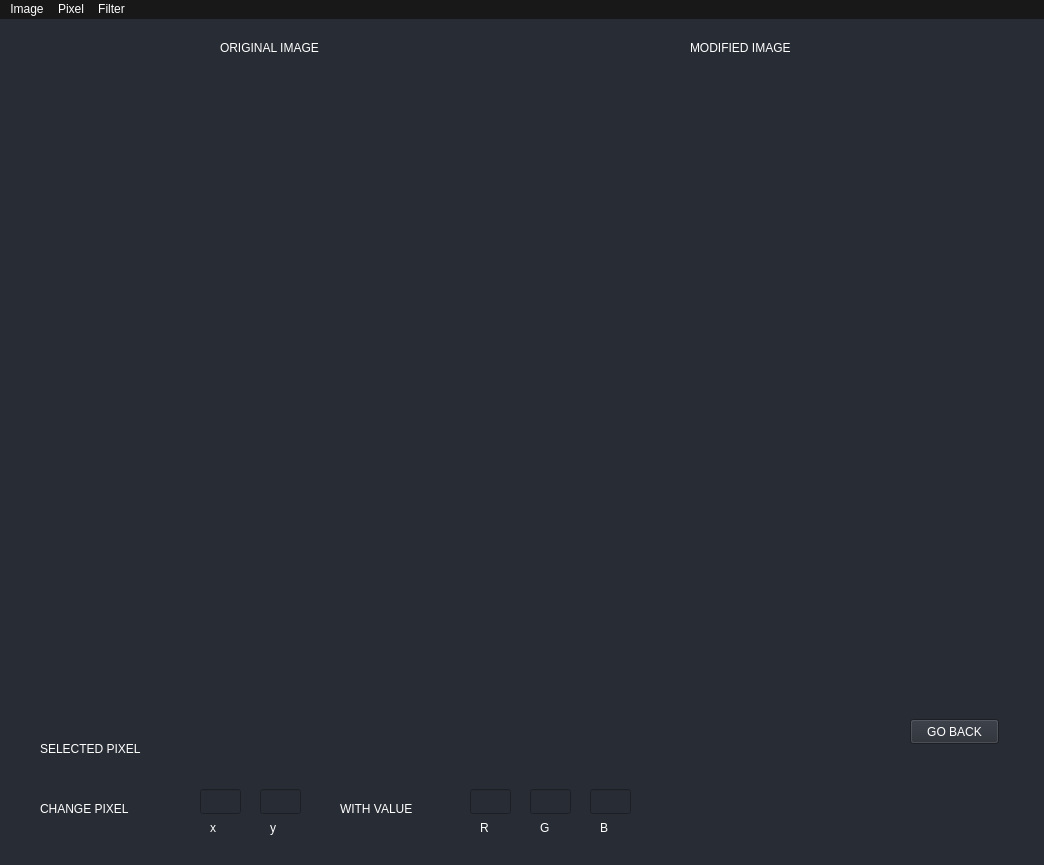
Above: TP0/GUI/gui2.ui from MatiMonaco/ATI_TPS before the change. Below: the same form after it.
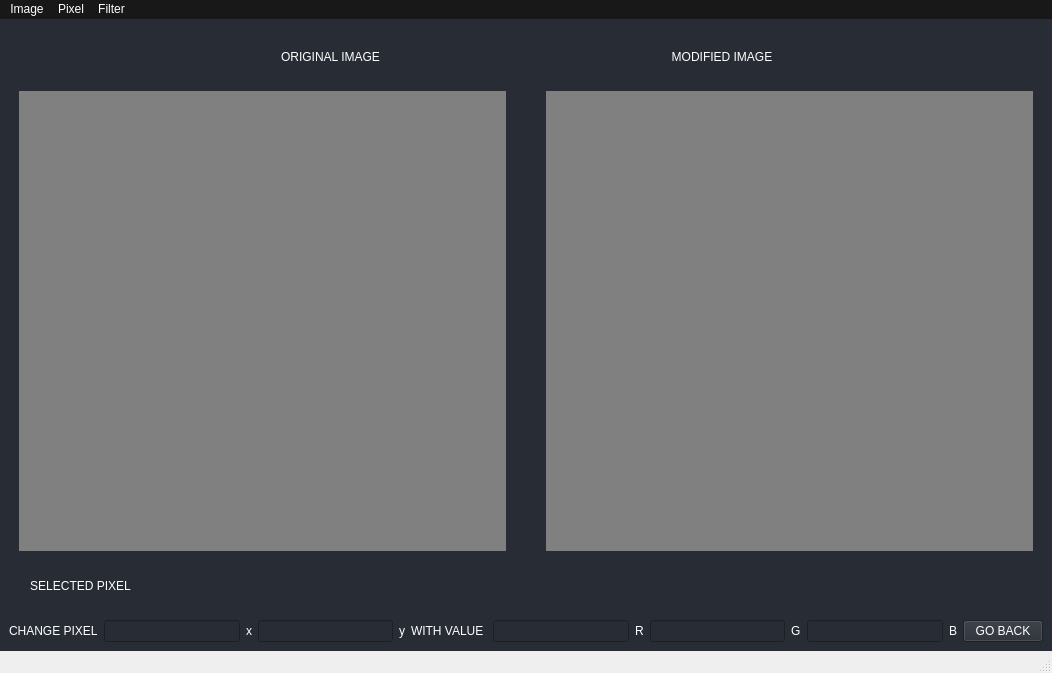
That is the form after the change.

Commit message: Fix layout and image pixel info

```diff
--- a/TP0/GUI/gui2.ui
+++ b/TP0/GUI/gui2.ui
@@ -6,118 +6,202 @@
    <rect>
     <x>0</x>
     <y>0</y>
-    <width>1044</width>
-    <height>865</height>
+    <width>1052</width>
+    <height>673</height>
    </rect>
   </property>
   <property name="windowTitle">
    <string>MainWindow</string>
   </property>
+  <property name="layoutDirection">
+   <enum>Qt::LeftToRight</enum>
+  </property>
+  <property name="autoFillBackground">
+   <bool>true</bool>
+  </property>
   <property name="styleSheet">
-   <string notr="true">background-color: rgb(40, 44, 52); 
- </string>
+   <string notr="true"/>
   </property>
   <widget class="QWidget" name="centralwidget">
-   <widget class="QPushButton" name="pushButton">
-    <property name="geometry">
-     <rect>
-      <x>910</x>
-      <y>700</y>
-      <width>89</width>
-      <height>25</height>
-     </rect>
-    </property>
-    <property name="styleSheet">
-     <string notr="true">color:rgb(255, 255, 255)</string>
-    </property>
-    <property name="text">
-     <string>GO BACK</string>
-    </property>
-   </widget>
-   <widget class="QWidget" name="gridLayoutWidget">
-    <property name="geometry">
-     <rect>
-      <x>30</x>
-      <y>50</y>
-      <width>981</width>
-      <height>631</height>
-     </rect>
-    </property>
-    <layout class="QGridLayout" name="gridLayout">
-     <item row="0" column="0">
-      <widget class="QLabel" name="original_image">
-       <property name="text">
-        <string/>
-       </property>
-       <property name="scaledContents">
-        <bool>false</bool>
-       </property>
-       <property name="alignment">
-        <set>Qt::AlignLeading|Qt::AlignLeft|Qt::AlignTop</set>
-       </property>
-      </widget>
-     </item>
-     <item row="0" column="1">
-      <widget class="QLabel" name="filtered_image">
        <property name="sizePolicy">
-        <sizepolicy hsizetype="Preferred" vsizetype="Preferred">
+    <sizepolicy hsizetype="Expanding" vsizetype="Expanding">
          <horstretch>0</horstretch>
          <verstretch>0</verstretch>
         </sizepolicy>
        </property>
-       <property name="text">
-        <string/>
-       </property>
-       <property name="scaledContents">
-        <bool>false</bool>
-       </property>
-       <property name="alignment">
-        <set>Qt::AlignLeading|Qt::AlignLeft|Qt::AlignTop</set>
-       </property>
-      </widget>
-     </item>
-    </layout>
-   </widget>
-   <widget class="QLabel" name="label">
-    <property name="geometry">
-     <rect>
-      <x>220</x>
-      <y>20</y>
-      <width>161</width>
-      <height>17</height>
-     </rect>
-    </property>
+   <property name="minimumSize">
+    <size>
+     <width>1052</width>
+     <height>632</height>
+    </size>
+   </property>
+   <property name="maximumSize">
+    <size>
+     <width>1052</width>
+     <height>632</height>
+    </size>
+   </property>
+   <property name="styleSheet">
+    <string notr="true">background-color: rgb(40, 44, 52); 
+ </string>
+   </property>
+   <layout class="QVBoxLayout" name="verticalLayout" stretch="1,8,1,1">
+    <item>
+     <layout class="QHBoxLayout" name="horizontalLayout" stretch="1,3,2,3,1">
+      <property name="sizeConstraint">
+       <enum>QLayout::SetDefaultConstraint</enum>
+      </property>
+      <item>
+       <spacer name="horizontalSpacer">
+        <property name="orientation">
+         <enum>Qt::Horizontal</enum>
+        </property>
+        <property name="sizeHint" stdset="0">
+         <size>
+          <width>40</width>
+          <height>20</height>
+         </size>
+        </property>
+       </spacer>
+      </item>
+      <item>
+       <widget class="QLabel" name="original_image_text">
     <property name="styleSheet">
      <string notr="true">color:rgb(255, 255, 255)</string>
     </property>
     <property name="text">
      <string>ORIGINAL IMAGE</string>
     </property>
-   </widget>
+        <property name="alignment">
+         <set>Qt::AlignCenter</set>
+        </property>
+       </widget>
+      </item>
+      <item>
+       <layout class="QHBoxLayout" name="horizontalLayout_5"/>
+      </item>
+      <item>
+       <widget class="QLabel" name="modified_image_text">
+        <property name="styleSheet">
+         <string notr="true">color:rgb(255, 255, 255)</string>
+        </property>
+        <property name="text">
+         <string>MODIFIED IMAGE</string>
+        </property>
+        <property name="alignment">
+         <set>Qt::AlignCenter</set>
+        </property>
+       </widget>
+      </item>
+      <item>
+       <spacer name="horizontalSpacer_2">
+        <property name="orientation">
+         <enum>Qt::Horizontal</enum>
+        </property>
+        <property name="sizeHint" stdset="0">
+         <size>
+          <width>40</width>
+          <height>20</height>
+         </size>
+        </property>
+       </spacer>
+      </item>
+     </layout>
+    </item>
+    <item>
+     <layout class="QHBoxLayout" name="horizontalLayout_2" stretch="7,0,7">
+      <property name="spacing">
+       <number>0</number>
+      </property>
+      <property name="sizeConstraint">
+       <enum>QLayout::SetDefaultConstraint</enum>
+      </property>
+      <property name="leftMargin">
+       <number>10</number>
+      </property>
+      <property name="rightMargin">
+       <number>10</number>
+      </property>
+      <item>
+       <widget class="QLabel" name="original_image">
+        <property name="styleSheet">
+         <string notr="true">background-color: grey; 
+ </string>
+        </property>
+        <property name="text">
+         <string/>
+        </property>
+        <property name="scaledContents">
+         <bool>false</bool>
+        </property>
+        <property name="alignment">
+         <set>Qt::AlignCenter</set>
+        </property>
+       </widget>
+      </item>
+      <item>
+       <spacer name="horizontalSpacer_4">
+        <property name="orientation">
+         <enum>Qt::Horizontal</enum>
+        </property>
+        <property name="sizeHint" stdset="0">
+         <size>
+          <width>40</width>
+          <height>20</height>
+         </size>
+        </property>
+       </spacer>
+      </item>
+      <item>
+       <widget class="QLabel" name="filtered_image">
+        <property name="enabled">
+         <bool>true</bool>
+        </property>
+        <property name="layoutDirection">
+         <enum>Qt::LeftToRight</enum>
+        </property>
+        <property name="styleSheet">
+         <string notr="true">background-color: grey; 
+ </string>
+        </property>
+        <property name="text">
+         <string/>
+        </property>
+        <property name="scaledContents">
+         <bool>false</bool>
+        </property>
+        <property name="alignment">
+         <set>Qt::AlignCenter</set>
+        </property>
+       </widget>
+      </item>
+     </layout>
+    </item>
+    <item>
+     <layout class="QHBoxLayout" name="horizontalLayout_3" stretch="1,2,4">
+      <property name="spacing">
+       <number>30</number>
+      </property>
+      <property name="rightMargin">
+       <number>0</number>
+      </property>
+      <item>
    <widget class="QLabel" name="lbl_selected_pixel">
-    <property name="geometry">
-     <rect>
-      <x>40</x>
-      <y>720</y>
-      <width>131</width>
-      <height>20</height>
-     </rect>
-    </property>
     <property name="styleSheet">
      <string notr="true">color:rgb(255, 255, 255)</string>
     </property>
     <property name="text">
      <string>SELECTED PIXEL</string>
     </property>
-   </widget>
+        <property name="alignment">
+         <set>Qt::AlignCenter</set>
+        </property>
+       </widget>
+      </item>
+      <item>
    <widget class="QLabel" name="txt_pixel">
-    <property name="geometry">
-     <rect>
-      <x>190</x>
-      <y>720</y>
-      <width>531</width>
-      <height>17</height>
-     </rect>
+        <property name="cursor">
+         <cursorShape>CrossCursor</cursorShape>
     </property>
     <property name="styleSheet">
      <string notr="true">color:rgb(255, 255, 255)</string>
@@ -126,15 +210,26 @@
      <string/>
     </property>
    </widget>
+      </item>
+      <item>
+       <spacer name="horizontalSpacer_3">
+        <property name="orientation">
+         <enum>Qt::Horizontal</enum>
+        </property>
+        <property name="sizeHint" stdset="0">
+         <size>
+          <width>40</width>
+          <height>20</height>
+         </size>
+        </property>
+       </spacer>
+      </item>
+     </layout>
+    </item>
+    <item>
+     <layout class="QHBoxLayout" name="horizontalLayout_4">
+      <item>
    <widget class="QLabel" name="lbl_new_pixel_value">
-    <property name="geometry">
-     <rect>
-      <x>40</x>
-      <y>780</y>
-      <width>131</width>
-      <height>20</height>
-     </rect>
-    </property>
     <property name="styleSheet">
      <string notr="true">color:rgb(255, 255, 255)</string>
     </property>
@@ -142,51 +237,12 @@
      <string>CHANGE PIXEL</string>
     </property>
    </widget>
-   <widget class="QLineEdit" name="input_pixel_x">
-    <property name="geometry">
-     <rect>
-      <x>200</x>
-      <y>770</y>
-      <width>41</width>
-      <height>25</height>
-     </rect>
-    </property>
-   </widget>
-   <widget class="QLineEdit" name="input_pixel_y">
-    <property name="geometry">
-     <rect>
-      <x>260</x>
-      <y>770</y>
-      <width>41</width>
-      <height>25</height>
-     </rect>
-    </property>
-   </widget>
-   <widget class="QLabel" name="lbl_y">
-    <property name="geometry">
-     <rect>
-      <x>270</x>
-      <y>800</y>
-      <width>21</width>
-      <height>17</height>
-     </rect>
-    </property>
-    <property name="styleSheet">
-     <string notr="true">color:rgb(255, 255, 255)</string>
-    </property>
-    <property name="text">
-     <string>y</string>
-    </property>
-   </widget>
+      </item>
+      <item>
+       <widget class="QLineEdit" name="input_pixel_x"/>
+      </item>
+      <item>
    <widget class="QLabel" name="lbl_x">
-    <property name="geometry">
-     <rect>
-      <x>210</x>
-      <y>800</y>
-      <width>21</width>
-      <height>17</height>
-     </rect>
-    </property>
     <property name="styleSheet">
      <string notr="true">color:rgb(255, 255, 255)</string>
     </property>
@@ -194,15 +250,22 @@
      <string>x</string>
     </property>
    </widget>
+      </item>
+      <item>
+       <widget class="QLineEdit" name="input_pixel_y"/>
+      </item>
+      <item>
+       <widget class="QLabel" name="lbl_y">
+        <property name="styleSheet">
+         <string notr="true">color:rgb(255, 255, 255)</string>
+        </property>
+        <property name="text">
+         <string>y</string>
+        </property>
+       </widget>
+      </item>
+      <item>
    <widget class="QLabel" name="lbl_with_value">
-    <property name="geometry">
-     <rect>
-      <x>340</x>
-      <y>780</y>
-      <width>131</width>
-      <height>20</height>
-     </rect>
-    </property>
     <property name="styleSheet">
      <string notr="true">color:rgb(255, 255, 255)</string>
     </property>
@@ -210,25 +273,12 @@
      <string>WITH VALUE </string>
     </property>
    </widget>
-   <widget class="QLineEdit" name="input_pixel_new_g">
-    <property name="geometry">
-     <rect>
-      <x>530</x>
-      <y>770</y>
-      <width>41</width>
-      <height>25</height>
-     </rect>
-    </property>
-   </widget>
+      </item>
+      <item>
+       <widget class="QLineEdit" name="input_pixel_new_r"/>
+      </item>
+      <item>
    <widget class="QLabel" name="lbl_r">
-    <property name="geometry">
-     <rect>
-      <x>480</x>
-      <y>800</y>
-      <width>21</width>
-      <height>17</height>
-     </rect>
-    </property>
     <property name="styleSheet">
      <string notr="true">color:rgb(255, 255, 255)</string>
     </property>
@@ -236,25 +286,12 @@
      <string>R</string>
     </property>
    </widget>
-   <widget class="QLineEdit" name="input_pixel_new_r">
-    <property name="geometry">
-     <rect>
-      <x>470</x>
-      <y>770</y>
-      <width>41</width>
-      <height>25</height>
-     </rect>
-    </property>
-   </widget>
+      </item>
+      <item>
+       <widget class="QLineEdit" name="input_pixel_new_g"/>
+      </item>
+      <item>
    <widget class="QLabel" name="lbl_g">
-    <property name="geometry">
-     <rect>
-      <x>540</x>
-      <y>800</y>
-      <width>21</width>
-      <height>17</height>
-     </rect>
-    </property>
     <property name="styleSheet">
      <string notr="true">color:rgb(255, 255, 255)</string>
     </property>
@@ -262,15 +299,12 @@
      <string>G</string>
     </property>
    </widget>
+      </item>
+      <item>
+       <widget class="QLineEdit" name="input_pixel_new_b"/>
+      </item>
+      <item>
    <widget class="QLabel" name="lbl_y_3">
-    <property name="geometry">
-     <rect>
-      <x>600</x>
-      <y>800</y>
-      <width>21</width>
-      <height>17</height>
-     </rect>
-    </property>
     <property name="styleSheet">
      <string notr="true">color:rgb(255, 255, 255)</string>
     </property>
@@ -278,39 +312,27 @@
      <string>B</string>
     </property>
    </widget>
-   <widget class="QLineEdit" name="input_pixel_new_b">
-    <property name="geometry">
-     <rect>
-      <x>590</x>
-      <y>770</y>
-      <width>41</width>
-      <height>25</height>
-     </rect>
-    </property>
-   </widget>
-   <widget class="QLabel" name="label_2">
-    <property name="geometry">
-     <rect>
-      <x>690</x>
-      <y>20</y>
-      <width>161</width>
-      <height>17</height>
-     </rect>
-    </property>
+      </item>
+      <item>
+       <widget class="QPushButton" name="pushButton">
     <property name="styleSheet">
      <string notr="true">color:rgb(255, 255, 255)</string>
     </property>
     <property name="text">
-     <string>MODIFIED IMAGE</string>
-    </property>
-   </widget>
+         <string>GO BACK</string>
+        </property>
+       </widget>
+      </item>
+     </layout>
+    </item>
+   </layout>
   </widget>
   <widget class="QMenuBar" name="menubar">
    <property name="geometry">
     <rect>
      <x>0</x>
      <y>0</y>
-     <width>1044</width>
+     <width>1052</width>
      <height>21</height>
     </rect>
    </property>
```
Left out of the diff: 3 changed lines with no effect on the pictures. Lines whose indentation alone changed are shown as unchanged. The commit also changes 2 other files.
